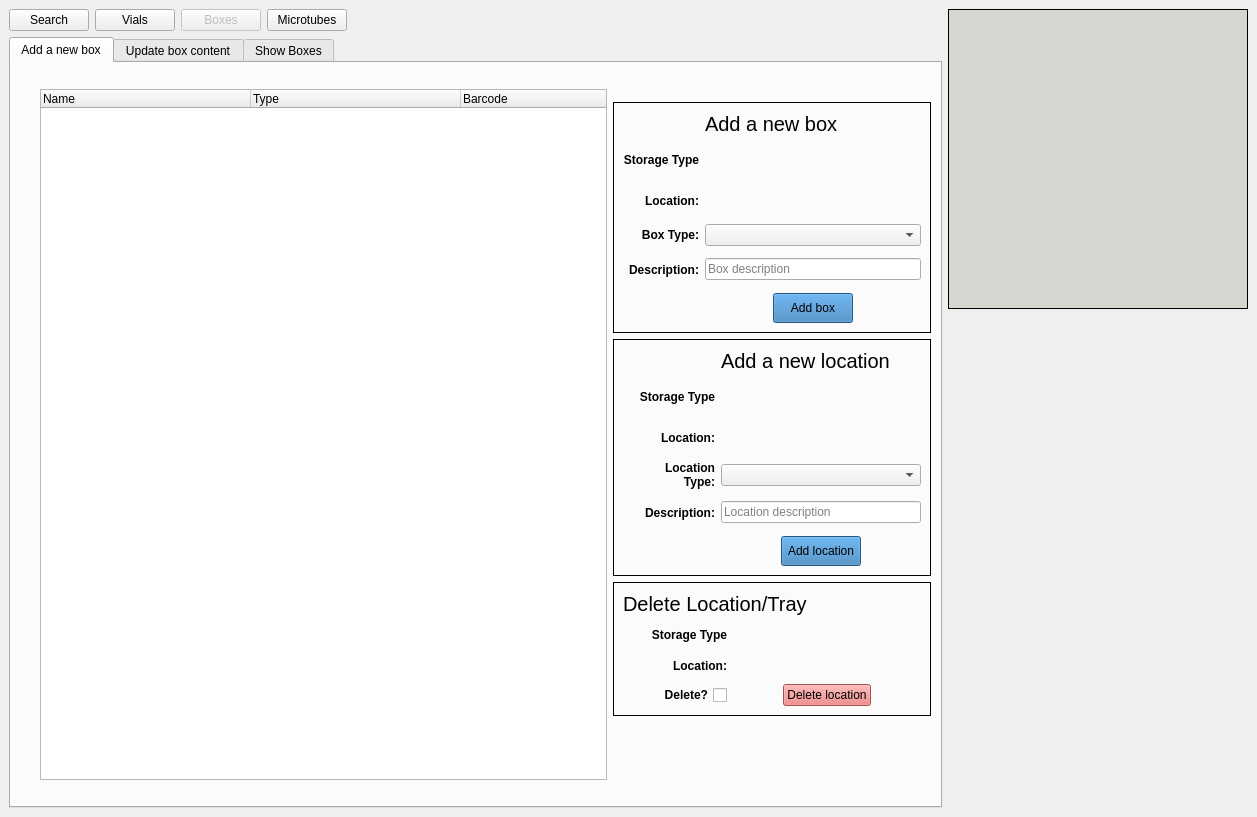
The window that frontend/assets/boxeswindow.ui (dahlbma/cello) describes before a commit, drawn with Qt 5.
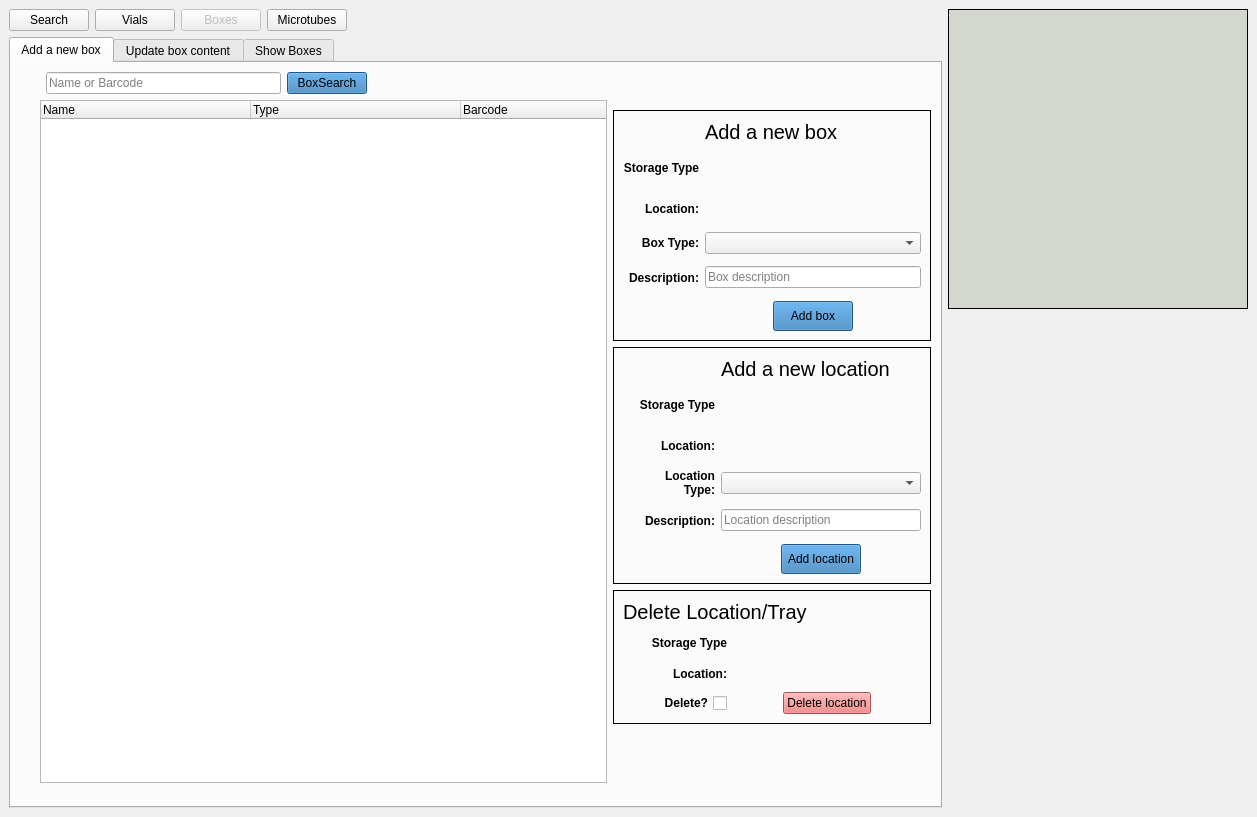
The same window after the commit.

Commit message: add search function for box tree

What changed in the file:
```diff
--- a/frontend/assets/boxeswindow.ui
+++ b/frontend/assets/boxeswindow.ui
@@ -110,23 +110,7 @@
           <string>Add a new box</string>
          </attribute>
          <layout class="QGridLayout" name="gridLayout_12">
-          <item row="7" column="2">
-           <spacer name="verticalSpacer">
-            <property name="orientation">
-             <enum>Qt::Vertical</enum>
-            </property>
-            <property name="sizeType">
-             <enum>QSizePolicy::Preferred</enum>
-            </property>
-            <property name="sizeHint" stdset="0">
-             <size>
-              <width>20</width>
-              <height>20</height>
-             </size>
-            </property>
-           </spacer>
-          </item>
-          <item row="1" column="3">
+          <item row="1" column="5">
            <spacer name="horizontalSpacer_6">
             <property name="orientation">
              <enum>Qt::Vertical</enum>
@@ -142,222 +126,7 @@
             </property>
            </spacer>
           </item>
-          <item row="2" column="3">
-           <widget class="QFrame" name="frame_2">
-            <property name="styleSheet">
-             <string notr="true">QFrame#frame_2{
-	 border: 1px solid black;
-}</string>
-            </property>
-            <property name="frameShape">
-             <enum>QFrame::StyledPanel</enum>
-            </property>
-            <property name="frameShadow">
-             <enum>QFrame::Raised</enum>
-            </property>
-            <layout class="QGridLayout" name="gridLayout_9">
-             <item row="2" column="0">
-              <layout class="QGridLayout" name="gridLayout">
-               <item row="1" column="0">
-                <widget class="QLabel" name="label_3">
-                 <property name="minimumSize">
-                  <size>
-                   <width>0</width>
-                   <height>35</height>
-                  </size>
-                 </property>
-                 <property name="font">
-                  <font>
-                   <weight>75</weight>
-                   <bold>true</bold>
-                  </font>
-                 </property>
-                 <property name="text">
-                  <string>Storage Type</string>
-                 </property>
-                 <property name="alignment">
-                  <set>Qt::AlignRight|Qt::AlignTrailing|Qt::AlignVCenter</set>
-                 </property>
-                </widget>
-               </item>
-               <item row="1" column="1">
-                <widget class="QLabel" name="add_storage_type_lab">
-                 <property name="sizePolicy">
-                  <sizepolicy hsizetype="Preferred" vsizetype="Fixed">
-                   <horstretch>0</horstretch>
-                   <verstretch>0</verstretch>
-                  </sizepolicy>
-                 </property>
-                 <property name="text">
-                  <string/>
-                 </property>
-                </widget>
-               </item>
-               <item row="2" column="0">
-                <widget class="QLabel" name="label_2">
-                 <property name="minimumSize">
-                  <size>
-                   <width>0</width>
-                   <height>35</height>
-                  </size>
-                 </property>
-                 <property name="font">
-                  <font>
-                   <weight>75</weight>
-                   <bold>true</bold>
-                  </font>
-                 </property>
-                 <property name="text">
-                  <string>Location:</string>
-                 </property>
-                 <property name="alignment">
-                  <set>Qt::AlignRight|Qt::AlignTrailing|Qt::AlignVCenter</set>
-                 </property>
-                </widget>
-               </item>
-               <item row="3" column="1">
-                <widget class="QComboBox" name="add_box_type_cb"/>
-               </item>
-               <item row="3" column="0">
-                <widget class="QLabel" name="label_6">
-                 <property name="font">
-                  <font>
-                   <weight>75</weight>
-                   <bold>true</bold>
-                  </font>
-                 </property>
-                 <property name="text">
-                  <string>Box Type:</string>
-                 </property>
-                 <property name="alignment">
-                  <set>Qt::AlignRight|Qt::AlignTrailing|Qt::AlignVCenter</set>
-                 </property>
-                </widget>
-               </item>
-               <item row="0" column="1">
-                <widget class="QLabel" name="label">
-                 <property name="sizePolicy">
-                  <sizepolicy hsizetype="Fixed" vsizetype="Fixed">
-                   <horstretch>0</horstretch>
-                   <verstretch>0</verstretch>
-                  </sizepolicy>
-                 </property>
-                 <property name="font">
-                  <font>
-                   <pointsize>15</pointsize>
-                  </font>
-                 </property>
-                 <property name="text">
-                  <string>Add a new box</string>
-                 </property>
-                </widget>
-               </item>
-               <item row="4" column="0">
-                <widget class="QLabel" name="label_4">
-                 <property name="minimumSize">
-                  <size>
-                   <width>0</width>
-                   <height>35</height>
-                  </size>
-                 </property>
-                 <property name="font">
-                  <font>
-                   <weight>75</weight>
-                   <bold>true</bold>
-                  </font>
-                 </property>
-                 <property name="text">
-                  <string>Description:</string>
-                 </property>
-                 <property name="alignment">
-                  <set>Qt::AlignRight|Qt::AlignTrailing|Qt::AlignVCenter</set>
-                 </property>
-                </widget>
-               </item>
-               <item row="2" column="1">
-                <widget class="QLabel" name="add_location_lab">
-                 <property name="sizePolicy">
-                  <sizepolicy hsizetype="Preferred" vsizetype="Fixed">
-                   <horstretch>0</horstretch>
-                   <verstretch>0</verstretch>
-                  </sizepolicy>
-                 </property>
-                 <property name="text">
-                  <string/>
-                 </property>
-                </widget>
-               </item>
-               <item row="4" column="1">
-                <widget class="QLineEdit" name="add_description_eb">
-                 <property name="sizePolicy">
-                  <sizepolicy hsizetype="Preferred" vsizetype="Fixed">
-                   <horstretch>0</horstretch>
-                   <verstretch>0</verstretch>
-                  </sizepolicy>
-                 </property>
-                 <property name="placeholderText">
-                  <string>Box description</string>
-                 </property>
-                </widget>
-               </item>
-               <item row="5" column="1">
-                <layout class="QHBoxLayout" name="horizontalLayout">
-                 <item>
-                  <spacer name="horizontalSpacer">
-                   <property name="orientation">
-                    <enum>Qt::Horizontal</enum>
-                   </property>
-                   <property name="sizeType">
-                    <enum>QSizePolicy::Maximum</enum>
-                   </property>
-                   <property name="sizeHint" stdset="0">
-                    <size>
-                     <width>68</width>
-                     <height>20</height>
-                    </size>
-                   </property>
-                  </spacer>
-                 </item>
-                 <item>
-                  <widget class="QPushButton" name="add_box_btn">
-                   <property name="minimumSize">
-                    <size>
-                     <width>0</width>
-                     <height>30</height>
-                    </size>
-                   </property>
-                   <property name="styleSheet">
-                    <string notr="true">background-color: rgb(51, 122, 183)</string>
-                   </property>
-                   <property name="text">
-                    <string>Add box</string>
-                   </property>
-                  </widget>
-                 </item>
-                 <item>
-                  <spacer name="horizontalSpacer_2">
-                   <property name="orientation">
-                    <enum>Qt::Horizontal</enum>
-                   </property>
-                   <property name="sizeType">
-                    <enum>QSizePolicy::Maximum</enum>
-                   </property>
-                   <property name="sizeHint" stdset="0">
-                    <size>
-                     <width>68</width>
-                     <height>20</height>
-                    </size>
-                   </property>
-                  </spacer>
-                 </item>
-                </layout>
-               </item>
-              </layout>
-             </item>
-            </layout>
-           </widget>
-          </item>
-          <item row="0" column="1">
+          <item row="0" column="0">
            <spacer name="horizontalSpacer_4">
             <property name="orientation">
              <enum>Qt::Vertical</enum>
@@ -373,51 +142,7 @@
             </property>
            </spacer>
           </item>
-          <item row="1" column="1" rowspan="6" colspan="2">
-           <widget class="QTreeWidget" name="boxes_tree">
-            <property name="sizePolicy">
-             <sizepolicy hsizetype="Expanding" vsizetype="Expanding">
-              <horstretch>0</horstretch>
-              <verstretch>0</verstretch>
-             </sizepolicy>
-            </property>
-            <attribute name="headerDefaultSectionSize">
-             <number>210</number>
-            </attribute>
-            <column>
-             <property name="text">
-              <string>Name</string>
-             </property>
-            </column>
-            <column>
-             <property name="text">
-              <string>Type</string>
-             </property>
-            </column>
-            <column>
-             <property name="text">
-              <string>Barcode</string>
-             </property>
-            </column>
-           </widget>
-          </item>
-          <item row="6" column="3">
-           <spacer name="verticalSpacer_6">
-            <property name="orientation">
-             <enum>Qt::Vertical</enum>
-            </property>
-            <property name="sizeType">
-             <enum>QSizePolicy::Preferred</enum>
-            </property>
-            <property name="sizeHint" stdset="0">
-             <size>
-              <width>20</width>
-              <height>40</height>
-             </size>
-            </property>
-           </spacer>
-          </item>
-          <item row="4" column="3">
+          <item row="4" column="5">
            <widget class="QFrame" name="frame_3">
             <property name="styleSheet">
              <string notr="true">QFrame#frame_3{
@@ -582,23 +307,7 @@
             </layout>
            </widget>
           </item>
-          <item row="2" column="0">
-           <spacer name="horizontalSpacer_3">
-            <property name="orientation">
-             <enum>Qt::Horizontal</enum>
-            </property>
-            <property name="sizeType">
-             <enum>QSizePolicy::Fixed</enum>
-            </property>
-            <property name="sizeHint" stdset="0">
-             <size>
-              <width>20</width>
-              <height>20</height>
-             </size>
-            </property>
-           </spacer>
-          </item>
-          <item row="3" column="3">
+          <item row="3" column="5">
            <widget class="QFrame" name="frame">
             <property name="styleSheet">
              <string notr="true">QFrame#frame{
@@ -814,7 +523,39 @@
             </layout>
            </widget>
           </item>
-          <item row="5" column="3">
+          <item row="7" column="4">
+           <spacer name="verticalSpacer">
+            <property name="orientation">
+             <enum>Qt::Vertical</enum>
+            </property>
+            <property name="sizeType">
+             <enum>QSizePolicy::Preferred</enum>
+            </property>
+            <property name="sizeHint" stdset="0">
+             <size>
+              <width>20</width>
+              <height>20</height>
+             </size>
+            </property>
+           </spacer>
+          </item>
+          <item row="6" column="5">
+           <spacer name="verticalSpacer_6">
+            <property name="orientation">
+             <enum>Qt::Vertical</enum>
+            </property>
+            <property name="sizeType">
+             <enum>QSizePolicy::Preferred</enum>
+            </property>
+            <property name="sizeHint" stdset="0">
+             <size>
+              <width>20</width>
+              <height>40</height>
+             </size>
+            </property>
+           </spacer>
+          </item>
+          <item row="5" column="5">
            <widget class="QLabel" name="delete_location_error_lab">
             <property name="palette">
              <palette>
@@ -942,6 +683,298 @@
             </property>
            </widget>
           </item>
+          <item row="2" column="5">
+           <widget class="QFrame" name="frame_2">
+            <property name="styleSheet">
+             <string notr="true">QFrame#frame_2{
+	 border: 1px solid black;
+}</string>
+            </property>
+            <property name="frameShape">
+             <enum>QFrame::StyledPanel</enum>
+            </property>
+            <property name="frameShadow">
+             <enum>QFrame::Raised</enum>
+            </property>
+            <layout class="QGridLayout" name="gridLayout_9">
+             <item row="2" column="0">
+              <layout class="QGridLayout" name="gridLayout">
+               <item row="1" column="0">
+                <widget class="QLabel" name="label_3">
+                 <property name="minimumSize">
+                  <size>
+                   <width>0</width>
+                   <height>35</height>
+                  </size>
+                 </property>
+                 <property name="font">
+                  <font>
+                   <weight>75</weight>
+                   <bold>true</bold>
+                  </font>
+                 </property>
+                 <property name="text">
+                  <string>Storage Type</string>
+                 </property>
+                 <property name="alignment">
+                  <set>Qt::AlignRight|Qt::AlignTrailing|Qt::AlignVCenter</set>
+                 </property>
+                </widget>
+               </item>
+               <item row="1" column="1">
+                <widget class="QLabel" name="add_storage_type_lab">
+                 <property name="sizePolicy">
+                  <sizepolicy hsizetype="Preferred" vsizetype="Fixed">
+                   <horstretch>0</horstretch>
+                   <verstretch>0</verstretch>
+                  </sizepolicy>
+                 </property>
+                 <property name="text">
+                  <string/>
+                 </property>
+                </widget>
+               </item>
+               <item row="2" column="0">
+                <widget class="QLabel" name="label_2">
+                 <property name="minimumSize">
+                  <size>
+                   <width>0</width>
+                   <height>35</height>
+                  </size>
+                 </property>
+                 <property name="font">
+                  <font>
+                   <weight>75</weight>
+                   <bold>true</bold>
+                  </font>
+                 </property>
+                 <property name="text">
+                  <string>Location:</string>
+                 </property>
+                 <property name="alignment">
+                  <set>Qt::AlignRight|Qt::AlignTrailing|Qt::AlignVCenter</set>
+                 </property>
+                </widget>
+               </item>
+               <item row="3" column="1">
+                <widget class="QComboBox" name="add_box_type_cb"/>
+               </item>
+               <item row="3" column="0">
+                <widget class="QLabel" name="label_6">
+                 <property name="font">
+                  <font>
+                   <weight>75</weight>
+                   <bold>true</bold>
+                  </font>
+                 </property>
+                 <property name="text">
+                  <string>Box Type:</string>
+                 </property>
+                 <property name="alignment">
+                  <set>Qt::AlignRight|Qt::AlignTrailing|Qt::AlignVCenter</set>
+                 </property>
+                </widget>
+               </item>
+               <item row="0" column="1">
+                <widget class="QLabel" name="label">
+                 <property name="sizePolicy">
+                  <sizepolicy hsizetype="Fixed" vsizetype="Fixed">
+                   <horstretch>0</horstretch>
+                   <verstretch>0</verstretch>
+                  </sizepolicy>
+                 </property>
+                 <property name="font">
+                  <font>
+                   <pointsize>15</pointsize>
+                  </font>
+                 </property>
+                 <property name="text">
+                  <string>Add a new box</string>
+                 </property>
+                </widget>
+               </item>
+               <item row="4" column="0">
+                <widget class="QLabel" name="label_4">
+                 <property name="minimumSize">
+                  <size>
+                   <width>0</width>
+                   <height>35</height>
+                  </size>
+                 </property>
+                 <property name="font">
+                  <font>
+                   <weight>75</weight>
+                   <bold>true</bold>
+                  </font>
+                 </property>
+                 <property name="text">
+                  <string>Description:</string>
+                 </property>
+                 <property name="alignment">
+                  <set>Qt::AlignRight|Qt::AlignTrailing|Qt::AlignVCenter</set>
+                 </property>
+                </widget>
+               </item>
+               <item row="2" column="1">
+                <widget class="QLabel" name="add_location_lab">
+                 <property name="sizePolicy">
+                  <sizepolicy hsizetype="Preferred" vsizetype="Fixed">
+                   <horstretch>0</horstretch>
+                   <verstretch>0</verstretch>
+                  </sizepolicy>
+                 </property>
+                 <property name="text">
+                  <string/>
+                 </property>
+                </widget>
+               </item>
+               <item row="4" column="1">
+                <widget class="QLineEdit" name="add_description_eb">
+                 <property name="sizePolicy">
+                  <sizepolicy hsizetype="Preferred" vsizetype="Fixed">
+                   <horstretch>0</horstretch>
+                   <verstretch>0</verstretch>
+                  </sizepolicy>
+                 </property>
+                 <property name="placeholderText">
+                  <string>Box description</string>
+                 </property>
+                </widget>
+               </item>
+               <item row="5" column="1">
+                <layout class="QHBoxLayout" name="horizontalLayout">
+                 <item>
+                  <spacer name="horizontalSpacer">
+                   <property name="orientation">
+                    <enum>Qt::Horizontal</enum>
+                   </property>
+                   <property name="sizeType">
+                    <enum>QSizePolicy::Maximum</enum>
+                   </property>
+                   <property name="sizeHint" stdset="0">
+                    <size>
+                     <width>68</width>
+                     <height>20</height>
+                    </size>
+                   </property>
+                  </spacer>
+                 </item>
+                 <item>
+                  <widget class="QPushButton" name="add_box_btn">
+                   <property name="minimumSize">
+                    <size>
+                     <width>0</width>
+                     <height>30</height>
+                    </size>
+                   </property>
+                   <property name="styleSheet">
+                    <string notr="true">background-color: rgb(51, 122, 183)</string>
+                   </property>
+                   <property name="text">
+                    <string>Add box</string>
+                   </property>
+                  </widget>
+                 </item>
+                 <item>
+                  <spacer name="horizontalSpacer_2">
+                   <property name="orientation">
+                    <enum>Qt::Horizontal</enum>
+                   </property>
+                   <property name="sizeType">
+                    <enum>QSizePolicy::Maximum</enum>
+                   </property>
+                   <property name="sizeHint" stdset="0">
+                    <size>
+                     <width>68</width>
+                     <height>20</height>
+                    </size>
+                   </property>
+                  </spacer>
+                 </item>
+                </layout>
+               </item>
+              </layout>
+             </item>
+            </layout>
+           </widget>
+          </item>
+          <item row="2" column="0">
+           <spacer name="horizontalSpacer_3">
+            <property name="orientation">
+             <enum>Qt::Horizontal</enum>
+            </property>
+            <property name="sizeType">
+             <enum>QSizePolicy::Fixed</enum>
+            </property>
+            <property name="sizeHint" stdset="0">
+             <size>
+              <width>20</width>
+              <height>20</height>
+             </size>
+            </property>
+           </spacer>
+          </item>
+          <item row="1" column="1" rowspan="6" colspan="4">
+           <widget class="QTreeWidget" name="boxes_tree">
+            <property name="sizePolicy">
+             <sizepolicy hsizetype="Expanding" vsizetype="Expanding">
+              <horstretch>0</horstretch>
+              <verstretch>0</verstretch>
+             </sizepolicy>
+            </property>
+            <attribute name="headerDefaultSectionSize">
+             <number>210</number>
+            </attribute>
+            <column>
+             <property name="text">
+              <string>Name</string>
+             </property>
+            </column>
+            <column>
+             <property name="text">
+              <string>Type</string>
+             </property>
+            </column>
+            <column>
+             <property name="text">
+              <string>Barcode</string>
+             </property>
+            </column>
+           </widget>
+          </item>
+          <item row="0" column="4">
+           <spacer name="horizontalSpacer_16">
+            <property name="orientation">
+             <enum>Qt::Horizontal</enum>
+            </property>
+            <property name="sizeHint" stdset="0">
+             <size>
+              <width>40</width>
+              <height>20</height>
+             </size>
+            </property>
+           </spacer>
+          </item>
+          <item row="0" column="2">
+           <widget class="QLineEdit" name="box_search_eb">
+            <property name="text">
+             <string/>
+            </property>
+            <property name="placeholderText">
+             <string>Name or Barcode</string>
+            </property>
+           </widget>
+          </item>
+          <item row="0" column="3">
+           <widget class="QPushButton" name="box_search_btn">
+            <property name="styleSheet">
+             <string notr="true">background-color: rgb(51, 122, 183)</string>
+            </property>
+            <property name="text">
+             <string>BoxSearch</string>
+            </property>
+           </widget>
+          </item>
          </layout>
         </widget>
         <widget class="QWidget" name="update_box_tab">
```
The commit also changes 2 other files.
